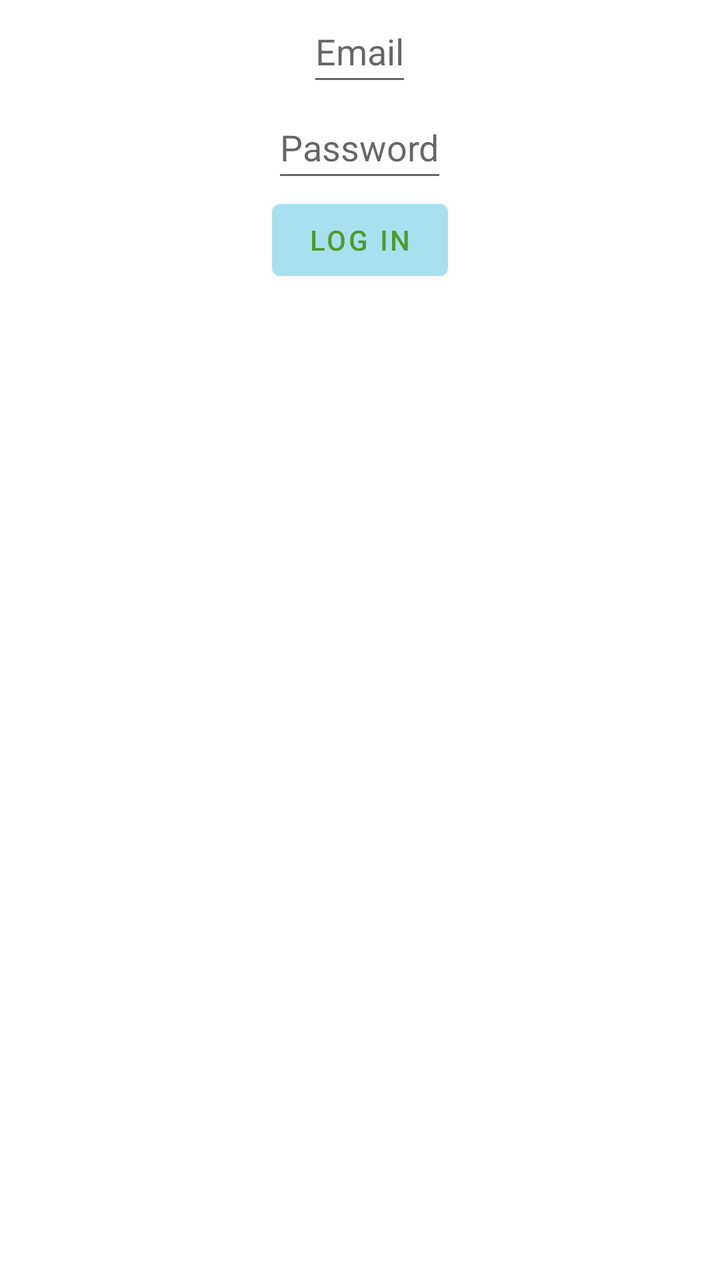
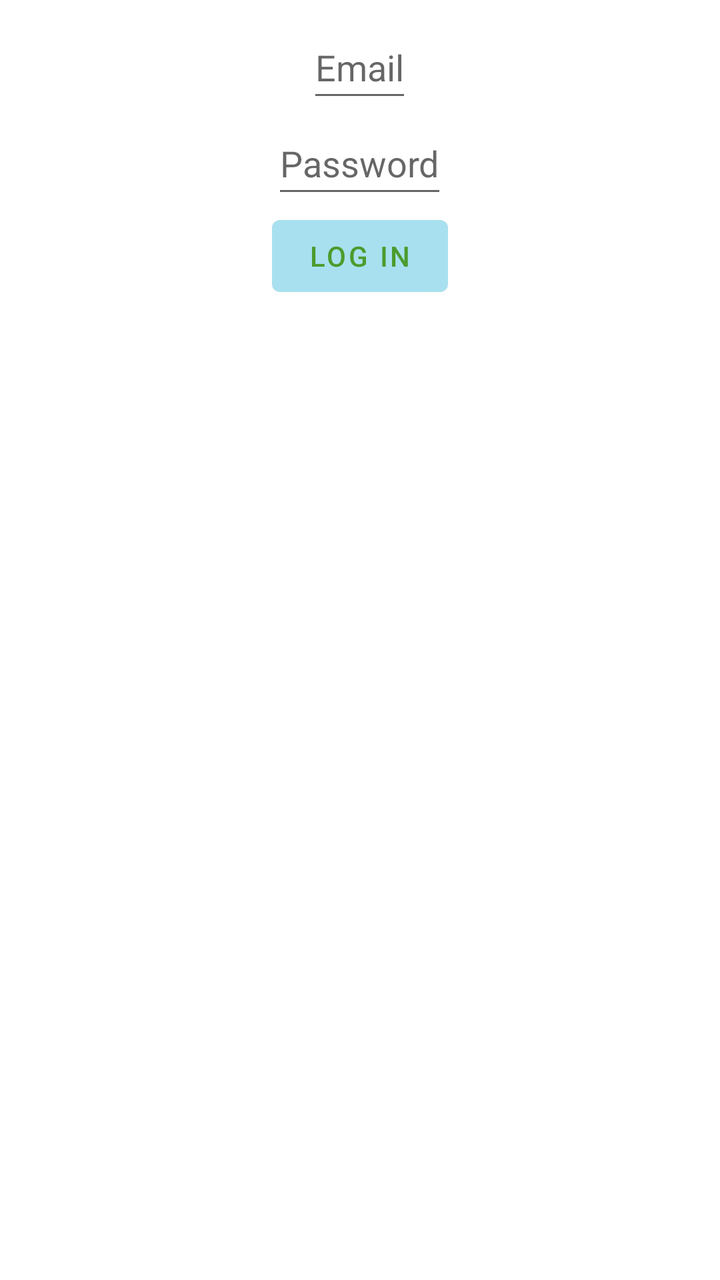

An Android layout rendered at two revisions. The XML below is the earlier revision; the diff shows what the commit changed to produce the second picture.
<!-- AndroidManifest.xml: application theme Theme.MapCollector -->
<!-- res/layout/activity_log_in.xml -->
<?xml version="1.0" encoding="utf-8"?>
<LinearLayout
    xmlns:android="http://schemas.android.com/apk/res/android"
    xmlns:tools="http://schemas.android.com/tools"
    android:id="@+id/loginLayout"
    android:layout_width="match_parent"
    android:layout_height="match_parent"
    android:orientation="vertical"
    android:gravity="center_horizontal"
    android:layout_margin="8dp"
    tools:context=".LogInActivity">

    <EditText
        android:id="@+id/logInEmail"
        android:layout_width="wrap_content"
        android:layout_height="48dp"
        android:hint="@string/email"
        android:inputType="textEmailAddress"
        android:autofillHints="emailAddress"/>

    <EditText
        android:id="@+id/logInPassword"
        android:layout_width="wrap_content"
        android:layout_height="48dp"
        android:hint="@string/password"
        android:inputType="textPassword"
        android:autofillHints="password"/>

    <Button
        android:id="@+id/logInButton"
        android:layout_width="wrap_content"
        android:layout_height="wrap_content"
        android:text="@string/logIn"/>

    <TextView
        android:id="@+id/signUpLink"
        android:layout_width="wrap_content"
        android:layout_height="wrap_content"
        android:layout_marginStart="8sp"/>

</LinearLayout>
<!-- resources referenced by this layout -->
<resources>
  <string name="email">Email</string>
  <string name="logIn">Log in</string>
  <string name="password">Password</string>
  <style name="Theme.MapCollector" parent="Theme.MaterialComponents.Light.DarkActionBar">
          
          <item name="colorPrimary">@color/background_color</item>
          <item name="colorPrimaryVariant">@color/background_color_light</item>
          <item name="colorOnPrimary">@color/color1</item>
  
          
          <item name="android:statusBarColor" tools:targetApi="l">?attr/colorPrimary</item>
          <item name="android:windowLightStatusBar">true</item>
  
          
          <item name="alertDialogTheme">@style/AlertDialogTheme</item>
          <item name="materialAlertDialogTheme">@style/AlertDialogTheme</item>
          <item name="android:windowOptOutEdgeToEdgeEnforcement" tools:ignore="NewApi">true</item>
      </style>
  <color name="background_color">#a9e0ef</color>
  <color name="background_color_light">#d4eff7</color>
  <color name="color1">#4b9c2e</color>
  <style name="AlertDialogTheme" parent="ThemeOverlay.MaterialComponents.Dialog.Alert">
          <item name="android:buttonBarPositiveButtonStyle">@style/ButtonStyle</item>
          <item name="android:buttonBarNegativeButtonStyle">@style/ButtonStyle</item>
          <item name="android:buttonBarNeutralButtonStyle">@style/ButtonStyle</item>
      </style>
  <style name="ButtonStyle" parent="Widget.MaterialComponents.Button.TextButton.Dialog">
          <item name="android:textColor">@color/color2</item>
      </style>
  <color name="color2">#0055b7</color>
</resources>

<!-- the commit's change to res/layout/activity_log_in.xml (unified diff, before → after) -->
@@ -2,40 +2,49 @@
 <LinearLayout
     xmlns:android="http://schemas.android.com/apk/res/android"
     xmlns:tools="http://schemas.android.com/tools"
-    android:id="@+id/loginLayout"
+    tools:context=".ProfileActivity"
     android:layout_width="match_parent"
     android:layout_height="match_parent"
-    android:orientation="vertical"
-    android:gravity="center_horizontal"
-    android:layout_margin="8dp"
-    tools:context=".LogInActivity">
+    android:background="@color/background_color"
+    android:fitsSystemWindows="true">
 
-    <EditText
-        android:id="@+id/logInEmail"
-        android:layout_width="wrap_content"
-        android:layout_height="48dp"
-        android:hint="@string/email"
-        android:inputType="textEmailAddress"
-        android:autofillHints="emailAddress"/>
+    <LinearLayout
+        android:id="@+id/loginLayout"
+        android:layout_width="match_parent"
+        android:layout_height="match_parent"
+        android:orientation="vertical"
+        android:gravity="center_horizontal"
+        android:background="@color/white">
 
-    <EditText
-        android:id="@+id/logInPassword"
-        android:layout_width="wrap_content"
-        android:layout_height="48dp"
-        android:hint="@string/password"
-        android:inputType="textPassword"
-        android:autofillHints="password"/>
+        <EditText
+            android:id="@+id/logInEmail"
+            android:layout_marginTop="8dp"
+            android:layout_width="wrap_content"
+            android:layout_height="48dp"
+            android:hint="@string/email"
+            android:inputType="textEmailAddress"
+            android:autofillHints="emailAddress"/>
 
-    <Button
-        android:id="@+id/logInButton"
-        android:layout_width="wrap_content"
-        android:layout_height="wrap_content"
-        android:text="@string/logIn"/>
+        <EditText
+            android:id="@+id/logInPassword"
+            android:layout_width="wrap_content"
+            android:layout_height="48dp"
+            android:hint="@string/password"
+            android:inputType="textPassword"
+            android:autofillHints="password"/>
 
-    <TextView
-        android:id="@+id/signUpLink"
-        android:layout_width="wrap_content"
-        android:layout_height="wrap_content"
-        android:layout_marginStart="8sp"/>
+        <Button
+            android:id="@+id/logInButton"
+            android:layout_marginBottom="8dp"
+            android:layout_width="wrap_content"
+            android:layout_height="wrap_content"
+            android:text="@string/logIn"/>
 
+        <TextView
+            android:id="@+id/signUpLink"
+            android:layout_width="wrap_content"
+            android:layout_height="wrap_content"
+            android:layout_marginStart="8sp"/>
+
+    </LinearLayout>
 </LinearLayout>
<!-- resource entries referenced after the edit -->
@@ -16,9 +16,9 @@
           
           <item name="alertDialogTheme">@style/AlertDialogTheme</item>
           <item name="materialAlertDialogTheme">@style/AlertDialogTheme</item>
-          <item name="android:windowOptOutEdgeToEdgeEnforcement" tools:ignore="NewApi">true</item>
       </style>
   <color name="background_color">#a9e0ef</color>
+  <color name="white">#FFFFFFFF</color>
   <color name="background_color_light">#d4eff7</color>
   <color name="color1">#4b9c2e</color>
   <style name="AlertDialogTheme" parent="ThemeOverlay.MaterialComponents.Dialog.Alert">
